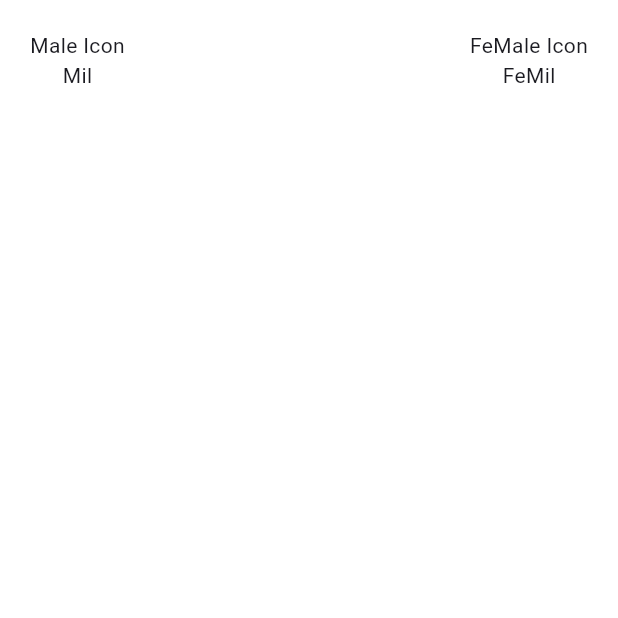
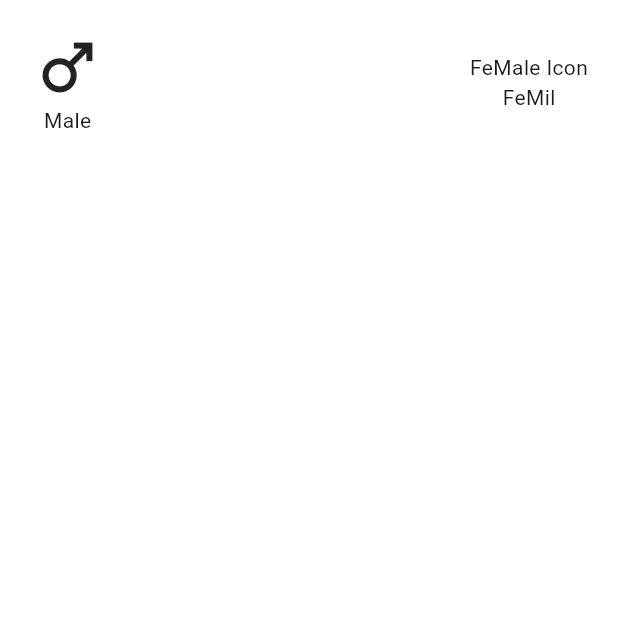
Before and after one commit to DonShanilka/BMI_Calculator_Flutter, a Flutter app: the screen it shows after launch, on a phone screen of 412 x 824 dp, the top half of it. Run offline on Flutter 3.47's test engine with Material 3 defaults, Android fonts, the phone set to English and light mode, and no system bars.

Commit message:
add male icon

```diff
--- a/lib/main_page.dart
+++ b/lib/main_page.dart
@@ -21,7 +21,8 @@ class _MainPageState extends State<MainPage> {
                   Padding(
                     padding: const EdgeInsets.all(20.0),
                     child: Column(
-                      children: [Text("Male Icon"), Text("Mil")],
+                      children: [Icon(Icons.male, size:50,),
+                      Text("Male")],
                     ),
                   ),
                   Spacer(), // meken wenne me dheka maddata spacer ekak dhanawa
```
